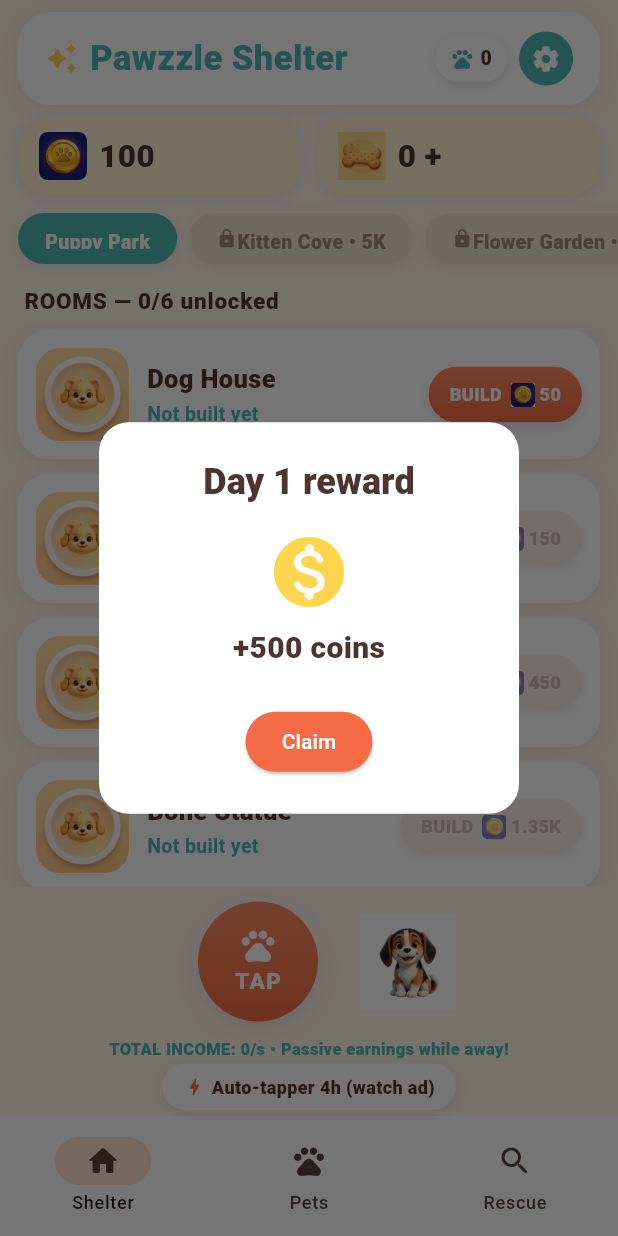
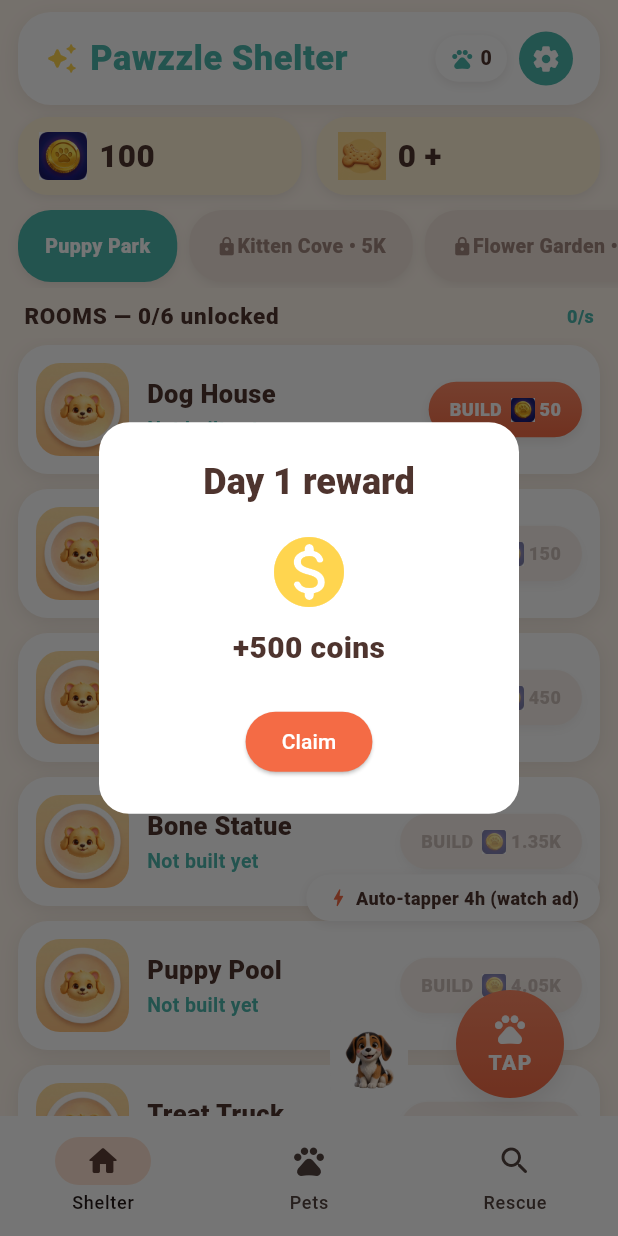
Before and after one commit to wadanmomand/pawzzle-shelter, a Flutter app: the screen it shows after launch, on a phone screen of 412 x 824 dp. Run offline on Flutter 3.47's test engine with Material 3 defaults, Android fonts, the phone set to English and light mode, and no system bars; our stand-ins replace audioplayers, flutter_riverpod, google_mobile_ads, hive; accounts and stored records are empty; network calls fail.

Commit message:
Floating TAP button over room list + zone chip clip fix; bump 1.0.5+6

```diff
--- a/lib/ui/home_screen.dart
+++ b/lib/ui/home_screen.dart
@@ -1,4 +1,4 @@
-/// Shelter home: currencies, zone chips, room list, big TAP button.
+/// Shelter home: currencies, zone chips, room list, floating TAP button.
 library;
 
 import 'dart:async';
@@ -91,8 +91,9 @@ class _HomeScreenState extends ConsumerState<HomeScreen>
         if (ShelterEconomy.canPrestige(shelter)) _prestigeBanner(shelter),
         Padding(
           padding: const EdgeInsets.fromLTRB(16, 8, 16, 4),
-          child: Align(
-            alignment: Alignment.centerLeft,
+          child: Row(
+            children: [
+              Expanded(
                 child: Text(
                   'ROOMS — ${rooms.where((r) => shelter.rooms[r.id]!.isBuilt).length}/${rooms.length} unlocked',
                   style: const TextStyle(
@@ -103,10 +104,22 @@ class _HomeScreenState extends ConsumerState<HomeScreen>
                   ),
                 ),
               ),
+              Text(
+                '${formatCompact(ShelterEconomy.totalIncomePerSec(shelter))}/s',
+                style: const TextStyle(
+                  fontWeight: FontWeight.w800,
+                  fontSize: 12,
+                  color: AppColors.teal,
+                ),
+              ),
+            ],
+          ),
         ),
         Expanded(
-          child: ListView.builder(
-            padding: const EdgeInsets.only(bottom: 8),
+          child: Stack(
+            children: [
+              ListView.builder(
+                padding: const EdgeInsets.only(bottom: 170),
             itemCount: rooms.length,
             itemBuilder: (_, i) {
               final def = rooms[i];
@@ -120,8 +133,14 @@ class _HomeScreenState extends ConsumerState<HomeScreen>
               );
             },
           ),
+              Positioned(
+                bottom: 12,
+                right: 12,
+                child: _floatingTap(data),
               ),
-        _tapArea(data),
+            ],
+          ),
+        ),
       ],
     );
   }
@@ -226,10 +245,10 @@ class _HomeScreenState extends ConsumerState<HomeScreen>
     final content = data.content!;
     final shelter = data.shelter!;
     return SizedBox(
-      height: 46,
+      height: 56,
       child: ListView.builder(
         scrollDirection: Axis.horizontal,
-        padding: const EdgeInsets.symmetric(horizontal: 12, vertical: 6),
+        padding: const EdgeInsets.symmetric(horizontal: 12, vertical: 4),
         itemCount: content.zones.length,
         itemBuilder: (_, i) {
           final z = content.zones[i];
@@ -249,7 +268,7 @@ class _HomeScreenState extends ConsumerState<HomeScreen>
               },
               child: Container(
                 padding:
-                    const EdgeInsets.symmetric(horizontal: 18, vertical: 10),
+                    const EdgeInsets.symmetric(horizontal: 18, vertical: 8),
                 decoration: BoxDecoration(
                   color: selected
                       ? AppColors.teal
@@ -416,25 +435,38 @@ class _HomeScreenState extends ConsumerState<HomeScreen>
     );
   }
 
-  Widget _tapArea(GameData data) {
-    final shelter = data.shelter!;
-    // No card background: the TAP row sits directly on the cream screen
-    // background so the room list gets maximum vertical space.
-    return Padding(
-      padding: const EdgeInsets.fromLTRB(12, 2, 12, 4),
-      child: Column(
+  /// Floating TAP cluster pinned to the bottom-right of the room list.
+  /// The old fixed TAP section ate ~200px of vertical space and hid rooms
+  /// behind it; floating it gives the room list the full screen height.
+  /// The list's bottom padding (170) keeps the last card scrollable above
+  /// this cluster.
+  Widget _floatingTap(GameData data) {
+    return Column(
       mainAxisSize: MainAxisSize.min,
+      crossAxisAlignment: CrossAxisAlignment.end,
       children: [
+        _autoTapperChip(data),
+        const SizedBox(height: 8),
         Row(
-            mainAxisAlignment: MainAxisAlignment.center,
+          mainAxisSize: MainAxisSize.min,
+          crossAxisAlignment: CrossAxisAlignment.end,
           children: [
+            Image.asset(
+              'assets/pets/puppy_milo.webp',
+              width: 52,
+              height: 52,
+              fit: BoxFit.contain,
+              errorBuilder: (_, _, _) => const SizedBox(width: 52),
+            ),
+            const SizedBox(width: 8),
             SizedBox(
-                height: 96,
-                width: 128,
+              width: 120,
+              height: 110,
               child: Stack(
-                  alignment: Alignment.center,
+                clipBehavior: Clip.none,
+                alignment: Alignment.bottomCenter,
                 children: [
-                    // floating +N texts
+                  // floating +N texts rise above the button
                   for (final f in _floaters)
                     _FloaterWidget(
                         key: ValueKey(f.id), text: f.text, dx: f.dx),
@@ -443,8 +475,8 @@ class _HomeScreenState extends ConsumerState<HomeScreen>
                     child: ScaleTransition(
                       scale: _tapCtrl,
                       child: Container(
-                          width: 80,
-                          height: 80,
+                        width: 72,
+                        height: 72,
                         decoration: const BoxDecoration(
                           shape: BoxShape.circle,
                           gradient: LinearGradient(
@@ -467,13 +499,13 @@ class _HomeScreenState extends ConsumerState<HomeScreen>
                           mainAxisAlignment: MainAxisAlignment.center,
                           children: [
                             Icon(Icons.pets_rounded,
-                                  size: 26, color: Colors.white),
+                                size: 24, color: Colors.white),
                             Text(
                               'TAP',
                               style: TextStyle(
                                 color: Colors.white,
                                 fontWeight: FontWeight.w900,
-                                  fontSize: 15,
+                                fontSize: 14,
                                 letterSpacing: 1,
                               ),
                             ),
@@ -485,30 +517,9 @@ class _HomeScreenState extends ConsumerState<HomeScreen>
                 ],
               ),
             ),
-              const SizedBox(width: 4),
-              Image.asset(
-                'assets/pets/puppy_milo.webp',
-                width: 64,
-                height: 64,
-                fit: BoxFit.contain,
-                errorBuilder: (_, _, _) => const SizedBox(width: 64),
+          ],
         ),
       ],
-          ),
-          const SizedBox(height: 2),
-          Text(
-            'TOTAL INCOME: ${formatCompact(ShelterEconomy.totalIncomePerSec(shelter))}/s • Passive earnings while away!',
-            textAlign: TextAlign.center,
-            style: const TextStyle(
-              fontWeight: FontWeight.w800,
-              fontSize: 11,
-              color: AppColors.teal,
-            ),
-          ),
-          const SizedBox(height: 2),
-          _autoTapperChip(data),
-        ],
-      ),
     );
   }
 
--- a/pubspec.yaml
+++ b/pubspec.yaml
@@ -16,7 +16,7 @@ publish_to: 'none' # Remove this line if you wish to publish to pub.dev
 # https://developer.apple.com/library/archive/documentation/General/Reference/InfoPlistKeyReference/Articles/CoreFoundationKeys.html
 # In Windows, build-name is used as the major, minor, and patch parts
 # of the product and file versions while build-number is used as the build suffix.
-version: 1.0.4+5
+version: 1.0.5+6
 
 environment:
   sdk: ^3.13.5
```
Lines whose indentation alone changed are shown as unchanged.
